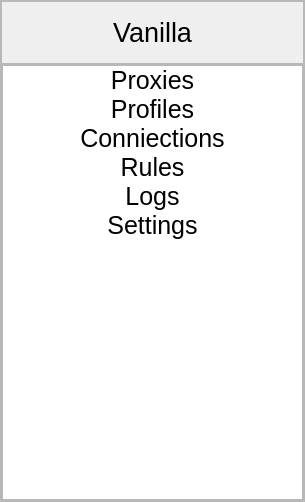
The window that src/Component/leftsidebarbutton.ui (honoka-lover/NokaChat) describes before a commit, drawn with Qt 5.
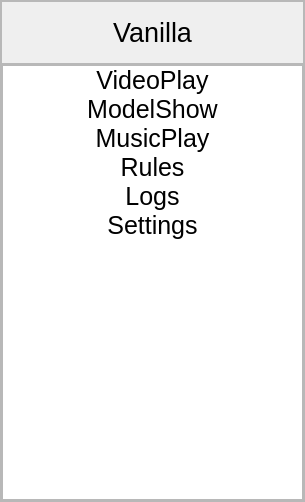
The same window after the commit.

```diff
--- a/src/Component/leftsidebarbutton.ui
+++ b/src/Component/leftsidebarbutton.ui
@@ -123,7 +123,7 @@
           <widget class="QListWidget" name="listWidget">
            <item>
             <property name="text">
-             <string>Proxies</string>
+             <string>VideoPlay</string>
             </property>
             <property name="font">
              <font>
@@ -136,7 +136,7 @@
            </item>
            <item>
             <property name="text">
-             <string>Profiles</string>
+             <string>ModelShow</string>
             </property>
             <property name="font">
              <font>
@@ -149,7 +149,7 @@
            </item>
            <item>
             <property name="text">
-             <string>Conniections</string>
+             <string>MusicPlay</string>
             </property>
             <property name="font">
              <font>
```
